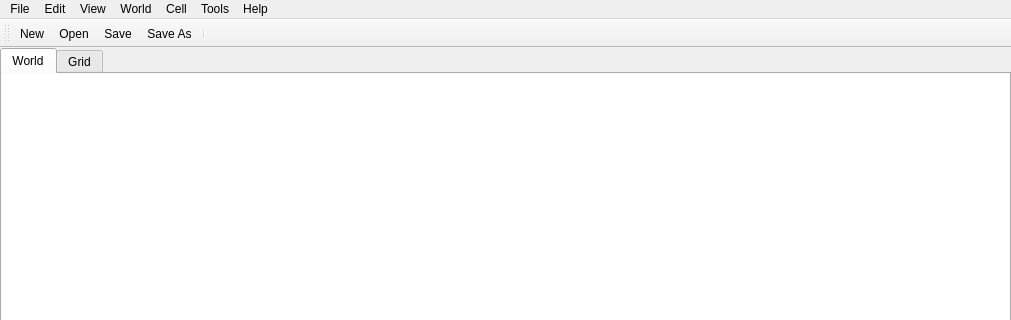
Old version of the form src/editor/mainwindow.ui in the repository timbaker/pzworlded; both pictures show x 0 to 1011 and y 0 to 320 of the 1011 by 630 pixel window.
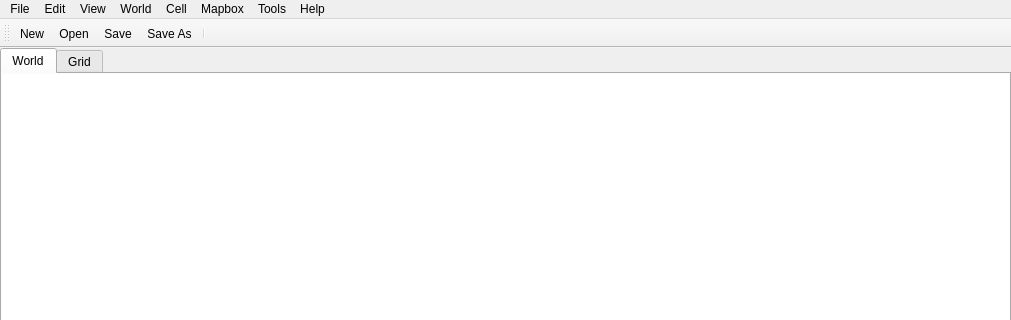
New version of the form. Icons and pictures are not drawn.

Commit message: WIP adding Mapbox features

Diff of the .ui file:
```diff
--- a/src/editor/mainwindow.ui
+++ b/src/editor/mainwindow.ui
@@ -362,11 +362,20 @@
     <addaction name="actionBuildingsToPNG"/>
     <addaction name="actionLootInspector"/>
    </widget>
+   <widget class="QMenu" name="menuMapbox">
+    <property name="title">
+     <string>Mapbox</string>
+    </property>
+    <addaction name="actionMapboxPreview"/>
+    <addaction name="actionGenerateMapboxBuildingFeatures"/>
+    <addaction name="actionGenerateMapboxWaterFeatures"/>
+   </widget>
    <addaction name="fileMenu"/>
    <addaction name="editMenu"/>
    <addaction name="menuView"/>
    <addaction name="menuWorld"/>
    <addaction name="menuCell"/>
+   <addaction name="menuMapbox"/>
    <addaction name="menuTools"/>
    <addaction name="helpMenu"/>
   </widget>
```
Left out of the diff: 7 changed lines with no effect on the pictures. The commit also changes 12 other files.
